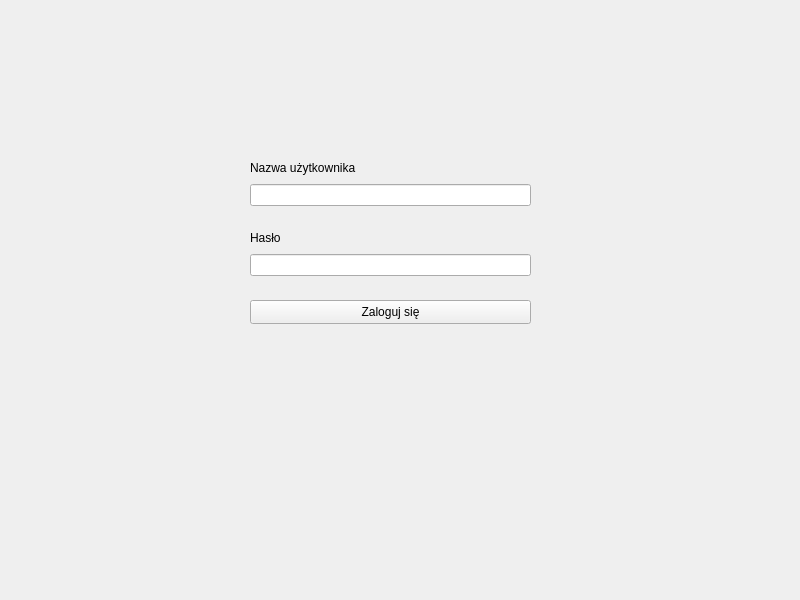
michalgolda/crm, file loginpage.ui: the form before one commit.
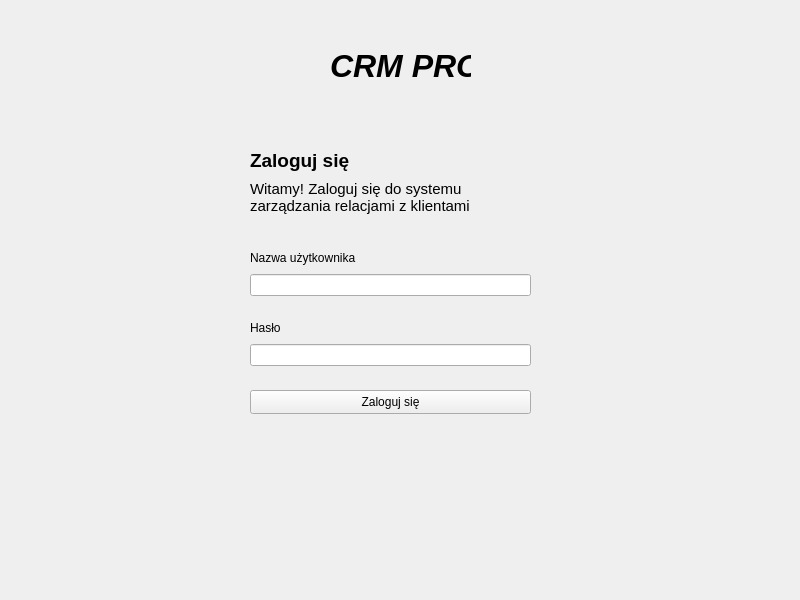
The form after the commit.

Diff of the .ui file:
```diff
--- a/loginpage.ui
+++ b/loginpage.ui
@@ -17,7 +17,7 @@
    <property name="geometry">
     <rect>
      <x>250</x>
-     <y>160</y>
+     <y>250</y>
      <width>281</width>
      <height>48</height>
     </rect>
@@ -55,7 +55,7 @@
    <property name="geometry">
     <rect>
      <x>250</x>
-     <y>230</y>
+     <y>320</y>
      <width>281</width>
      <height>48</height>
     </rect>
@@ -93,7 +93,7 @@
    <property name="geometry">
     <rect>
      <x>250</x>
-     <y>300</y>
+     <y>390</y>
      <width>281</width>
      <height>24</height>
     </rect>
@@ -102,6 +102,69 @@
     <string>Zaloguj się</string>
    </property>
   </widget>
+  <widget class="QLabel" name="title">
+   <property name="geometry">
+    <rect>
+     <x>330</x>
+     <y>50</y>
+     <width>141</width>
+     <height>31</height>
+    </rect>
+   </property>
+   <property name="font">
+    <font>
+     <pointsize>24</pointsize>
+     <italic>true</italic>
+     <bold>true</bold>
+    </font>
+   </property>
+   <property name="text">
+    <string>CRM PRO</string>
+   </property>
+  </widget>
+  <widget class="QLabel" name="label">
+   <property name="geometry">
+    <rect>
+     <x>250</x>
+     <y>150</y>
+     <width>101</width>
+     <height>21</height>
+    </rect>
+   </property>
+   <property name="font">
+    <font>
+     <pointsize>14</pointsize>
+     <bold>true</bold>
+    </font>
+   </property>
+   <property name="text">
+    <string>Zaloguj się</string>
+   </property>
+  </widget>
+  <widget class="QLabel" name="label_2">
+   <property name="geometry">
+    <rect>
+     <x>250</x>
+     <y>180</y>
+     <width>271</width>
+     <height>41</height>
+    </rect>
+   </property>
+   <property name="font">
+    <font>
+     <pointsize>11</pointsize>
+    </font>
+   </property>
+   <property name="text">
+    <string>Witamy! Zaloguj się do systemu zarządzania relacjami z klientami</string>
+   </property>
+   <property name="alignment">
+    <set>Qt::AlignmentFlag::AlignLeading|Qt::AlignmentFlag::AlignLeft|Qt::AlignmentFlag::AlignTop</set>
+   </property>
+   <property name="wordWrap">
+    <bool>true</bool>
+   </property>
+  </widget>
  </widget>
  <resources/>
  <connections/>
```
